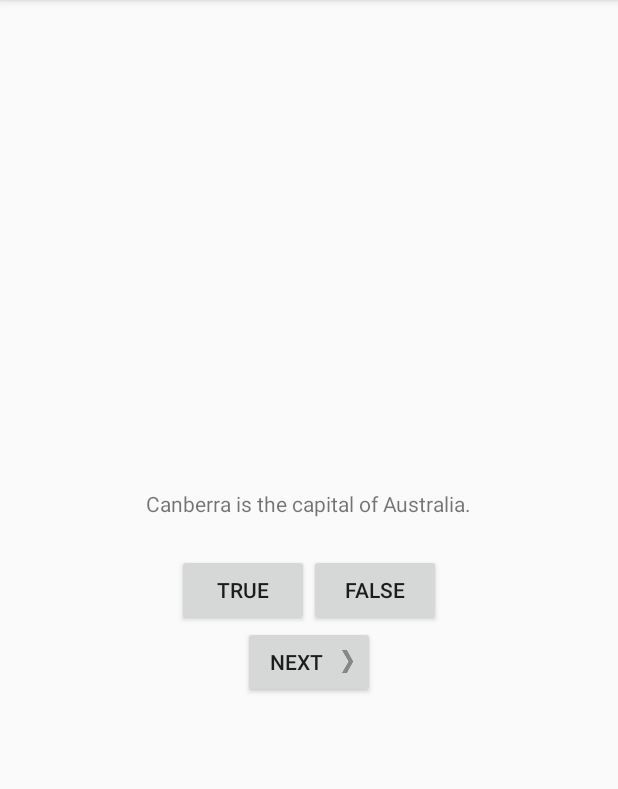
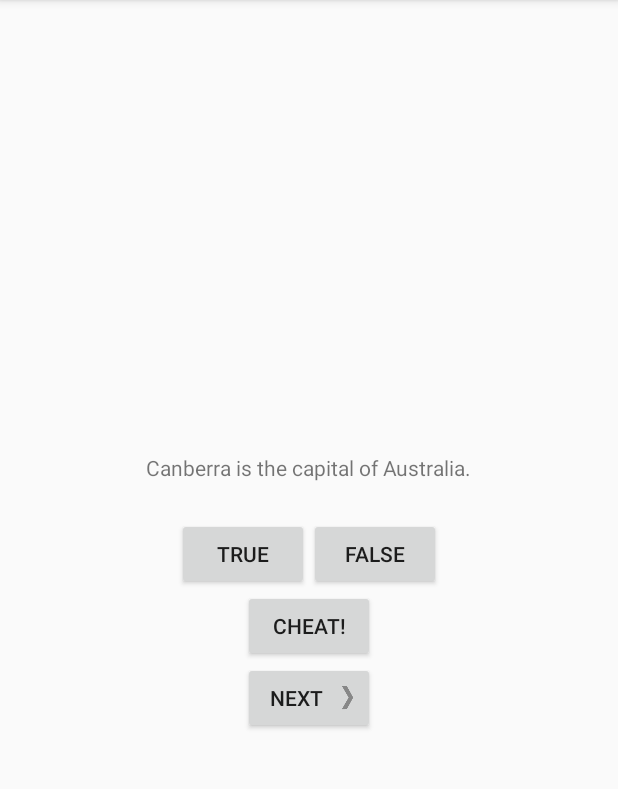
Before and after one commit to sarupahari/GeoQuizChapter06, an Android app: the screen it shows after launch (QuizActivity), on a phone screen of 412 x 824 dp, the part 84-873 px from its top. Run offline under Robolectric (Android 15) with nearby library versions, the phone set to English and light mode, and no system bars.

Commit message:
Chapter 5

```diff
--- a/app/src/main/AndroidManifest.xml
+++ b/app/src/main/AndroidManifest.xml
@@ -16,6 +16,7 @@
                 <category android:name="android.intent.category.LAUNCHER" />
             </intent-filter>
         </activity>
+        <activity android:name=".CheatActivity"></activity>
     </application>
 
 </manifest>
--- a/app/src/main/java/edu/wtamu/cis/cidm4385saru/geoquiz/Question.java
+++ b/app/src/main/java/edu/wtamu/cis/cidm4385saru/geoquiz/Question.java
@@ -5,8 +5,14 @@ package edu.wtamu.cis.cidm4385saru.geoquiz;
  */
 
 public class Question {
+
     private int mTextResId;
     private boolean mAnswerTrue;
+
+    public Question(int textResId, boolean answerTrue) {
+        mTextResId = textResId;
+        mAnswerTrue = answerTrue;
+    }
 
     public int getTextResId() {
         return mTextResId;
@@ -23,9 +29,4 @@ public class Question {
     public void setAnswerTrue(boolean answerTrue) {
         mAnswerTrue = answerTrue;
     }
-
-    public Question(int textResId, boolean answerTrue){
-        mTextResId = textResId;
-        mAnswerTrue = answerTrue;
-    }
 }
--- a/app/src/main/java/edu/wtamu/cis/cidm4385saru/geoquiz/QuizActivity.java
+++ b/app/src/main/java/edu/wtamu/cis/cidm4385saru/geoquiz/QuizActivity.java
@@ -1,6 +1,8 @@
 package edu.wtamu.cis.cidm4385saru.geoquiz;
 
 
+import android.app.Activity;
+import android.content.Intent;
 import android.os.Bundle;
 import android.support.v7.app.AppCompatActivity;
 import android.util.Log;
@@ -13,29 +15,25 @@ public class QuizActivity extends AppCompatActivity {
 
     private static final String TAG = "QuizActivity";
     private static final String KEY_INDEX = "index";
-    private static final String QUESTIONS_ANSWERED_KEY = "answeredQuestion";
+    private static final int REQUEST_CODE_CHEAT = 0;
 
     private Button mTrueButton;
     private Button mFalseButton;
     private Button mNextButton;
-    private int percentageScore = 0;
-    private int totalScore = 0;
-    private int counter = 0;
-
+    private Button mCheatButton;
     private TextView mQuestionTextView;
 
-    private Question[] mQuestionBank = new Question[]{
+    private Question[] mQuestionBank = new Question[] {
             new Question(R.string.question_australia, true),
             new Question(R.string.question_oceans, true),
             new Question(R.string.question_mideast, false),
             new Question(R.string.question_africa, false),
             new Question(R.string.question_americas, true),
             new Question(R.string.question_asia, true),
-
     };
 
     private int mCurrentIndex = 0;
-    private boolean[] mQuestionAnswered = new boolean[mQuestionBank.length];
+    private boolean mIsCheater;
 
     @Override
     protected void onCreate(Bundle savedInstanceState) {
@@ -43,133 +41,123 @@ public class QuizActivity extends AppCompatActivity {
         Log.d(TAG, "onCreate(Bundle) called");
         setContentView(R.layout.activity_quiz);
 
-        if(savedInstanceState != null){
-            mCurrentIndex = savedInstanceState.getInt(KEY_INDEX,0);
-            mQuestionAnswered = savedInstanceState.getBooleanArray(QUESTIONS_ANSWERED_KEY);
-
+        if (savedInstanceState != null) {
+            mCurrentIndex = savedInstanceState.getInt(KEY_INDEX, 0);
         }
 
         mQuestionTextView = (TextView) findViewById(R.id.question_text_view);
 
-        // Challenge: Add a Listener to the TextView
-        mQuestionTextView.setOnClickListener(new View.OnClickListener(){
-            @Override
-            public void onClick(View v) {
-
-                mCurrentIndex = (mCurrentIndex + 1) % mQuestionBank.length;
-                updateQuestion();
-            }
-        });
-
         mTrueButton = (Button) findViewById(R.id.true_button);
         mTrueButton.setOnClickListener(new View.OnClickListener() {
             @Override
-            public void onClick(View v) {checkAnswer(true);
+            public void onClick(View v) {
+                checkAnswer(true);
             }
         });
 
         mFalseButton = (Button) findViewById(R.id.false_button);
         mFalseButton.setOnClickListener(new View.OnClickListener() {
             @Override
-            public void onClick(View v) {checkAnswer(false);
+            public void onClick(View v) {
+                checkAnswer(false);
             }
         });
 
         mNextButton = (Button) findViewById(R.id.next_button);
-        mNextButton.setOnClickListener(new View.OnClickListener(){
+        mNextButton.setOnClickListener(new View.OnClickListener() {
             @Override
-            public void onClick(View v){
-                checkPercentage();
-                mCurrentIndex =(mCurrentIndex + 1) % mQuestionBank.length;
+            public void onClick(View v) {
+                mCurrentIndex = (mCurrentIndex + 1) % mQuestionBank.length;
+                mIsCheater = false;
                 updateQuestion();
             }
         });
-//        mPreviousButton = (Button) findViewById(R.id.previous_button);
-//        mPreviousButton.setOnClickListener(new View.OnClickListener(){
-//            @Override
-//            public void onClick(View v){
-//                if (mCurrentIndex == 0){
-//                    mCurrentIndex = mQuestionBank.length - 1;
-//                }else{
-//                    mCurrentIndex = mCurrentIndex -1 % mQuestionBank.length;
-//                }
-//                updateQuestion();
-//            }
-//        });
+
+        mCheatButton = (Button) findViewById(R.id.cheat_button);
+        mCheatButton.setOnClickListener(new View.OnClickListener() {
+            @Override
+            public void onClick(View v) {
+                boolean answerIsTrue = mQuestionBank[mCurrentIndex].isAnswerTrue();
+                Intent intent = CheatActivity.newIntent(QuizActivity.this, answerIsTrue);
+                startActivityForResult(intent, REQUEST_CODE_CHEAT);
+            }
+        });
 
         updateQuestion();
     }
 
     @Override
-    public void onStart(){
+    protected void onActivityResult(int requestCode, int resultCode, Intent data) {
+        if (resultCode != Activity.RESULT_OK) {
+            return;
+        }
+
+        if (requestCode == REQUEST_CODE_CHEAT) {
+            if (data == null) {
+                return;
+            }
+            mIsCheater = CheatActivity.wasAnswerShown(data);
+        }
+    }
+
+    @Override
+    protected void onStart() {
         super.onStart();
         Log.d(TAG, "onStart() called");
     }
 
     @Override
-    public void onResume(){
+    protected void onResume() {
         super.onResume();
         Log.d(TAG, "onResume() called");
     }
 
     @Override
-    public void onPause(){
+    protected void onPause() {
         super.onPause();
         Log.d(TAG, "onPause() called");
     }
 
     @Override
-    public void onSaveInstanceState(Bundle savedInstanceState){
+    protected void onSaveInstanceState(Bundle savedInstanceState) {
         super.onSaveInstanceState(savedInstanceState);
-        Log.i(TAG,"onSaveInstanceState");
-        savedInstanceState.putInt(KEY_INDEX,mCurrentIndex);
-        savedInstanceState.putBooleanArray(QUESTIONS_ANSWERED_KEY,mQuestionAnswered);
+        Log.i(TAG, "onSaveInstanceState");
+        savedInstanceState.putInt(KEY_INDEX, mCurrentIndex);
     }
 
     @Override
-    public void onStop(){
+    protected void onStop() {
         super.onStop();
         Log.d(TAG, "onStop() called");
     }
 
     @Override
-    public void onDestroy(){
+    protected void onDestroy() {
         super.onDestroy();
         Log.d(TAG, "onDestroy() called");
     }
 
-    private void updateQuestion(){
-        mTrueButton.setEnabled(!mQuestionAnswered[mCurrentIndex]);
-        mFalseButton.setEnabled(!mQuestionAnswered[mCurrentIndex]);
+    private void updateQuestion() {
         int question = mQuestionBank[mCurrentIndex].getTextResId();
         mQuestionTextView.setText(question);
     }
 
-    private void checkAnswer(boolean userPressedTrue){
+    private void checkAnswer(boolean userPressedTrue) {
         boolean answerIsTrue = mQuestionBank[mCurrentIndex].isAnswerTrue();
+
         int messageResId = 0;
 
-        if (userPressedTrue == answerIsTrue){
-            messageResId = R.string.correct_toast;
-            counter ++;
-            totalScore ++;
-        }else{
-            messageResId = R.string.incorrect_toast;
-            counter ++;
+        if (mIsCheater) {
+            messageResId = R.string.judgment_toast;
+        } else {
+            if (userPressedTrue == answerIsTrue) {
+                messageResId = R.string.correct_toast;
+            } else {
+                messageResId = R.string.incorrect_toast;
+            }
         }
-        mQuestionAnswered[mCurrentIndex] = true;
-        mFalseButton.setEnabled(false);
-        mTrueButton.setEnabled(false);
+
         Toast.makeText(this, messageResId, Toast.LENGTH_SHORT)
                 .show();
     }
-
-    private void checkPercentage(){
-        if(counter == mQuestionBank.length){
-            percentageScore = (totalScore*100)/mQuestionBank.length;
-            Toast.makeText(getApplicationContext(),"Percentage Score is"+ percentageScore,
-                    Toast.LENGTH_LONG).show();
-        }
-
-    }
 }
--- a/app/src/main/res/layout-land/activity_quiz.xml
+++ b/app/src/main/res/layout-land/activity_quiz.xml
@@ -1,27 +1,4 @@
 <?xml version="1.0" encoding="utf-8"?>
-<!--<android.support.constraint.ConstraintLayout xmlns:android="http://schemas.android.com/apk/res/android"-->
-<!--xmlns:app="http://schemas.android.com/apk/res-auto"-->
-<!--xmlns:tools="http://schemas.android.com/tools"-->
-<!--android:layout_width="match_parent"-->
-<!--android:layout_height="match_parent"-->
-<!--tools:context="edu.wtamu.cis.cidm4385saru.geoquiz.QuizActivity">-->
-
-<!--<TextView-->
-<!--android:layout_width="wrap_content"-->
-<!--android:layout_height="wrap_content"-->
-<!--android:text="Hello World!"-->
-<!--app:layout_constraintBottom_toBottomOf="parent"-->
-<!--app:layout_constraintLeft_toLeftOf="parent"-->
-<!--app:layout_constraintRight_toRightOf="parent"-->
-<!--app:layout_constraintTop_toTopOf="parent" />-->
-
-<!--</android.support.constraint.ConstraintLayout>-->
-<!--<LinearLayout xmlns:android="http://schemas.android.com/apk/res/android"-->
-<!--android:layout_width="match_parent"-->
-<!--android:layout_height="match_parent"-->
-<!--android:gravity="center"-->
-<!--android:orientation="vertical">-->
-
 <FrameLayout xmlns:android="http://schemas.android.com/apk/res/android"
     android:layout_width="match_parent"
     android:layout_height="match_parent">
@@ -31,8 +8,7 @@
         android:layout_width="wrap_content"
         android:layout_height="wrap_content"
         android:layout_gravity="center_horizontal"
-        android:padding="24dp"
-        />
+        android:padding="24dp"/>
 
     <LinearLayout
         android:layout_width="wrap_content"
@@ -54,20 +30,12 @@
 
     </LinearLayout>
 
-    <!--<LinearLayout-->
-    <!--android:layout_width="wrap_content"-->
-    <!--android:layout_height="wrap_content"-->
-    <!--android:orientation="horizontal">-->
-
-    <!--<Button-->
-        <!--android:id="@+id/previous_button"-->
-        <!--android:layout_width="wrap_content"-->
-        <!--android:layout_height="wrap_content"-->
-        <!--android:layout_gravity="bottom|left"-->
-        <!--android:text="@string/previous_button"-->
-        <!--android:drawableLeft="@drawable/arrow_left"-->
-        <!--android:drawablePadding="4dp"/>-->
-
+    <Button
+        android:id="@+id/cheat_button"
+        android:layout_width="wrap_content"
+        android:layout_height="wrap_content"
+        android:layout_gravity="bottom|center_horizontal"
+        android:text="@string/cheat_button"/>
 
     <Button
         android:id="@+id/next_button"
--- a/app/src/main/res/layout/activity_quiz.xml
+++ b/app/src/main/res/layout/activity_quiz.xml
@@ -1,21 +1,4 @@
 <?xml version="1.0" encoding="utf-8"?>
-<!--<android.support.constraint.ConstraintLayout xmlns:android="http://schemas.android.com/apk/res/android"-->
-<!--xmlns:app="http://schemas.android.com/apk/res-auto"-->
-<!--xmlns:tools="http://schemas.android.com/tools"-->
-<!--android:layout_width="match_parent"-->
-<!--android:layout_height="match_parent"-->
-<!--tools:context="edu.wtamu.cis.cidm4385saru.geoquiz.QuizActivity">-->
-
-<!--<TextView-->
-<!--android:layout_width="wrap_content"-->
-<!--android:layout_height="wrap_content"-->
-<!--android:text="Hello World!"-->
-<!--app:layout_constraintBottom_toBottomOf="parent"-->
-<!--app:layout_constraintLeft_toLeftOf="parent"-->
-<!--app:layout_constraintRight_toRightOf="parent"-->
-<!--app:layout_constraintTop_toTopOf="parent" />-->
-
-<!--</android.support.constraint.ConstraintLayout>-->
 <LinearLayout xmlns:android="http://schemas.android.com/apk/res/android"
     android:layout_width="match_parent"
     android:layout_height="match_parent"
@@ -26,8 +9,7 @@
         android:id="@+id/question_text_view"
         android:layout_width="wrap_content"
         android:layout_height="wrap_content"
-        android:padding="24dp"
-        />
+        android:padding="24dp"/>
 
     <LinearLayout
         android:layout_width="wrap_content"
@@ -48,18 +30,11 @@
 
     </LinearLayout>
 
-    <!--<LinearLayout-->
-    <!--android:layout_width="wrap_content"-->
-    <!--android:layout_height="wrap_content"-->
-    <!--android:orientation="horizontal">-->
-
-    <!--<Button-->
-        <!--android:id="@+id/previous_button"-->
-        <!--android:layout_width="wrap_content"-->
-        <!--android:layout_height="wrap_content"-->
-        <!--android:text="@string/previous_button"-->
-        <!--android:drawableLeft="@drawable/arrow_left"-->
-        <!--android:drawablePadding="4dp"/>-->
+    <Button
+        android:id="@+id/cheat_button"
+        android:layout_width="wrap_content"
+        android:layout_height="wrap_content"
+        android:text="@string/cheat_button"/>
 
     <Button
         android:id="@+id/next_button"
--- a/app/src/main/res/values/strings.xml
+++ b/app/src/main/res/values/strings.xml
@@ -12,4 +12,8 @@
     <string name="previous_button">Prev</string>
     <string name="correct_toast">Correct!</string>
     <string name="incorrect_toast">Incorrect!</string>
+    <string name="warning_text">Are you sure you want to do this?</string>
+    <string name="show_answer_button">Show Answer</string>
+    <string name="cheat_button">Cheat!</string>
+    <string name="judgment_toast">Cheating is wrong.</string>
 </resources>
```
